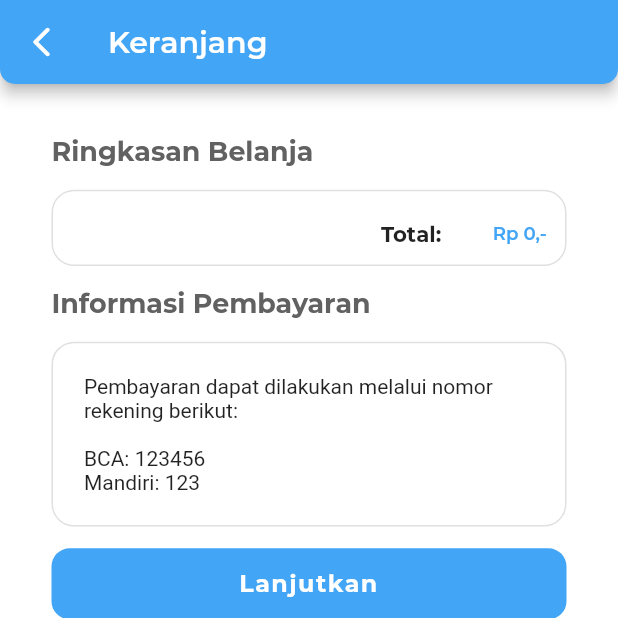
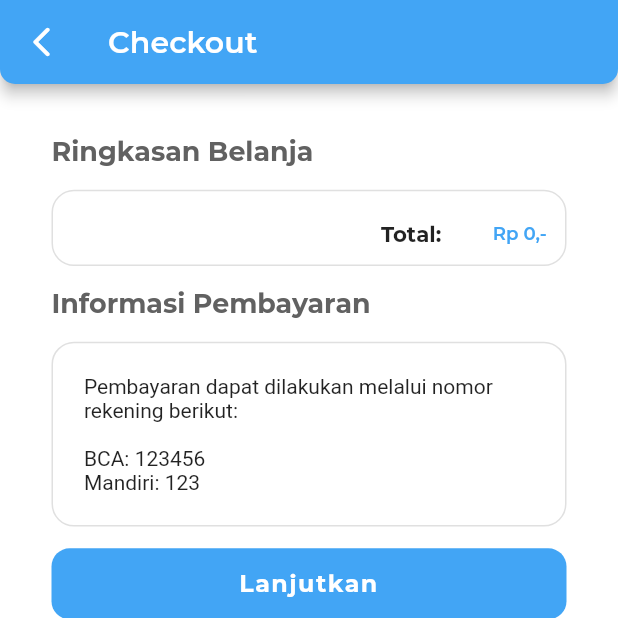
Before and after one commit to agustinustheo/groceries-flutter-app, a Flutter app: the CartPage screen opened directly, on a phone screen of 412 x 824 dp, the top half of it. Run offline on Flutter 3.47's test engine with Material 2 defaults, Android fonts, the phone set to English and light mode, and no system bars; our stand-ins replace carousel_slider, dio, equatable, flare_flutter, flutter_bloc, flutter_easyrefresh and 5 more; missing offline and left inert: flare_dart; accounts and stored records are empty; network calls fail; project files that could hold a hidden picture were left out.

Commit message:
feat: added new checkout, delivery, and cart page.

```diff
--- a/lib/ui/cart/cart.dart
+++ b/lib/ui/cart/checkout_page.dart
@@ -1,6 +1,6 @@
 import 'package:bloc_modul/bloc.dart';
 import 'package:diantaraja_mobile/common/navigation.dart';
-import 'package:diantaraja_mobile/ui/cart/delivery.dart';
+import 'package:diantaraja_mobile/ui/cart/delivery_page.dart';
 import 'package:diantaraja_mobile/widget/button/custom_button.dart';
 import 'package:diantaraja_mobile/widget/card/card_list_checkout.dart';
 import 'package:diantaraja_mobile/widget/text/custom_text.dart';
@@ -28,7 +28,7 @@ class _CartPageState extends State<CartPage> {
     return Scaffold(
       appBar: AppBar(
         title: new Text(
-          'Keranjang',
+          'Checkout',
           style: TextStyle(
             fontFamily: 'Montserrat',
             fontWeight: FontWeight.w600
--- a/lib/widget/app_bar/app_bar.dart
+++ b/lib/widget/app_bar/app_bar.dart
@@ -1,13 +1,7 @@
 import 'package:bloc_modul/bloc.dart';
-import 'package:diantaraja_mobile/common/navigation.dart';
-import 'package:diantaraja_mobile/ui/cart/cart.dart';
-import 'package:diantaraja_mobile/ui/home/products_page.dart';
 import 'package:flutter/material.dart';
-import 'package:diantaraja_mobile/common/sizes.dart';
-import 'package:network/network.dart';
 import 'package:repository/repository.dart';
 import 'package:flutter_bloc/flutter_bloc.dart';
-import 'package:rflutter_alert/rflutter_alert.dart';
 import 'package:bloc_modul/bloc/home/list_product_bloc.dart';
 
 class ProductAppBar extends StatefulWidget implements PreferredSizeWidget {
--- a/lib/widget/app_bar/app_bar_home.dart
+++ b/lib/widget/app_bar/app_bar_home.dart
@@ -1,7 +1,7 @@
 import 'package:bloc_modul/bloc.dart';
 import 'package:diantaraja_mobile/common/navigation.dart';
-import 'package:diantaraja_mobile/ui/cart/cart.dart';
-import 'package:diantaraja_mobile/ui/home/products_page.dart';
+import 'package:diantaraja_mobile/ui/cart/checkout_page.dart';
+import 'package:diantaraja_mobile/ui/cart/cart_page.dart';
 import 'package:diantaraja_mobile/widget/text/custom_text.dart';
 import 'package:flutter/material.dart';
 import 'package:diantaraja_mobile/common/sizes.dart';
```
Also changed, not shown: lib/ui/cart/cart_page.dart (renamed from lib/ui/home/products_page.dart), lib/ui/cart/delivery_page.dart (renamed from lib/ui/cart/delivery.dart).
